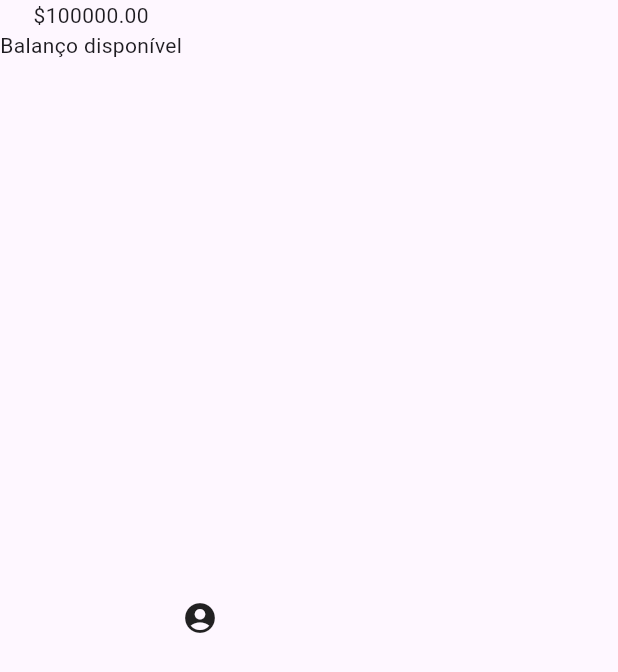
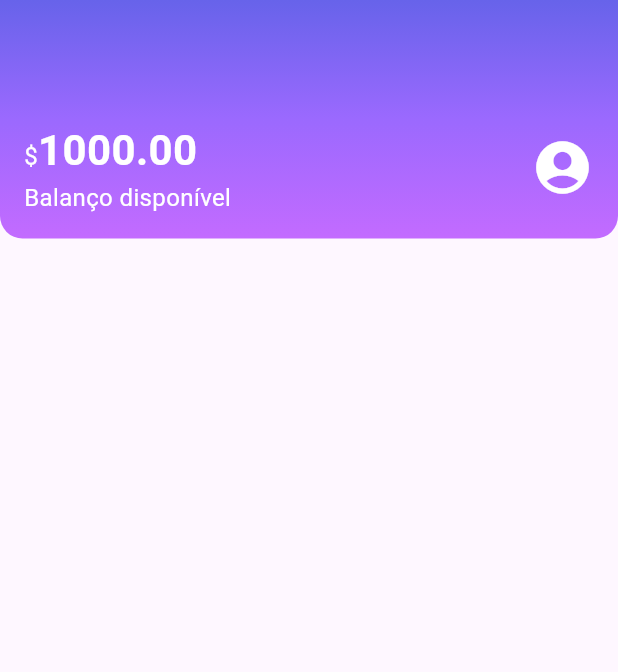
Before and after one commit to GiovanaJensen/alubankMobile, a Flutter app: the screen it shows after launch, on a phone screen of 412 x 824 dp. Shown: the top 672 px of the screen. Run offline on Flutter 3.47's test engine with Material 3 defaults, Android fonts, the phone set to English and light mode, and no system bars.

Commit message:
add: style

```diff
--- a/lib/components/sections/Header.dart
+++ b/lib/components/sections/Header.dart
@@ -6,13 +6,40 @@ class Header extends StatelessWidget {
   @override
   Widget build(BuildContext context) {
     return Container(
-      child: Row(
-        children: <Widget>[
-          Column(children: <Widget>[
-            Text("\$100000.00"),
-            Text("Balanço disponível")
-          ],),
-          Icon(Icons.account_circle)],
+      decoration: BoxDecoration(
+        gradient: LinearGradient(
+          begin: Alignment.topCenter,
+          end: Alignment.bottomCenter,
+          colors: <Color>[
+            Color.fromRGBO(103, 99, 234, 1.0),
+            Color.fromRGBO(155, 105, 254, 1.0),
+            Color.fromRGBO(195, 107, 255, 1.0)
+          ],
+        ),
+        borderRadius: BorderRadius.vertical(bottom: Radius.circular(15))
+      ),
+      child: Padding(
+        padding: const EdgeInsets.fromLTRB(16.0, 80.0, 16.0, 16.0),
+        child: Row(
+          mainAxisAlignment: MainAxisAlignment.spaceBetween,
+          crossAxisAlignment: CrossAxisAlignment.center,
+          children: <Widget>[
+            Column(
+              crossAxisAlignment: CrossAxisAlignment.start,
+              children: <Widget>[
+              Text.rich(
+                TextSpan(
+                text: '\$',
+                style: TextStyle(fontSize: 16, color: Colors.white),
+                children: <TextSpan> [TextSpan(
+                    text: '1000.00',
+                    style: TextStyle(fontSize: 28, fontWeight: FontWeight.bold)
+                ),]
+                )),
+              Text("Balanço disponível", style: TextStyle(fontSize: 16, color: Colors.white),)
+            ],),
+            Icon(Icons.account_circle, size: 42, color: Colors.white,)],
+        ),
       ),
     );
   }
--- a/lib/screens/home.dart
+++ b/lib/screens/home.dart
@@ -6,6 +6,10 @@ class Home extends StatelessWidget {
 
   @override
   Widget build(BuildContext context) {
-    return Scaffold(body: Header(),);
+    return Scaffold(body: Column(
+      children: <Widget>[
+        Header(),
+      ],
+    ),);
   }
 }
```
Also changed, not shown: pubspec.lock, 1 other file.
